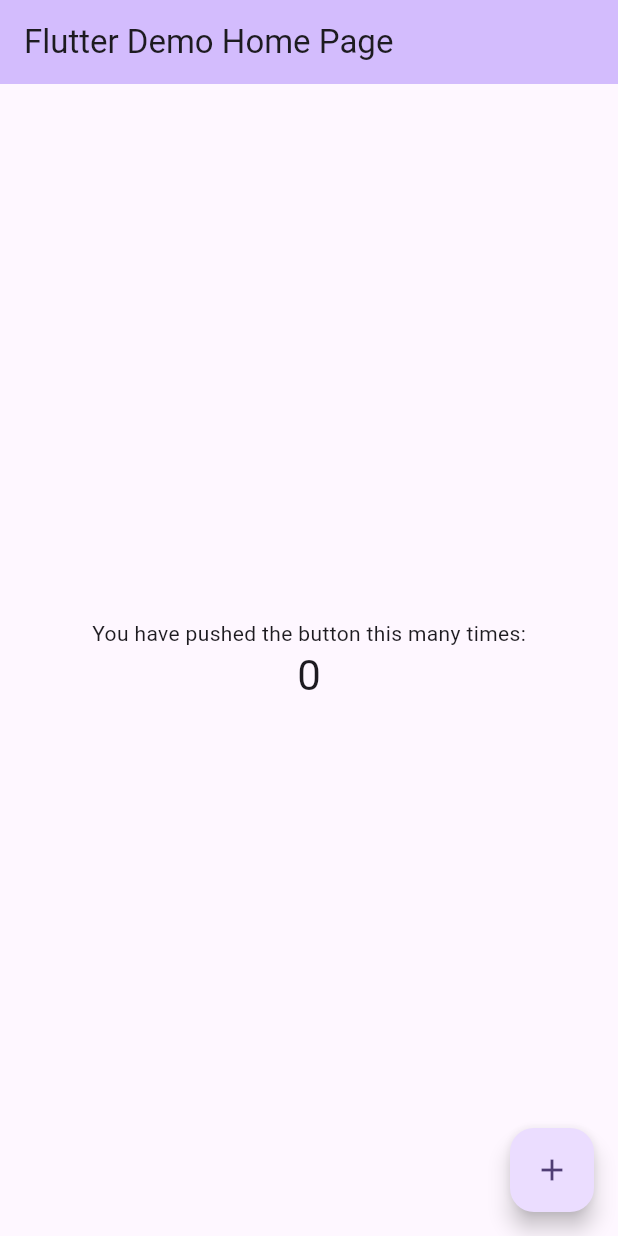
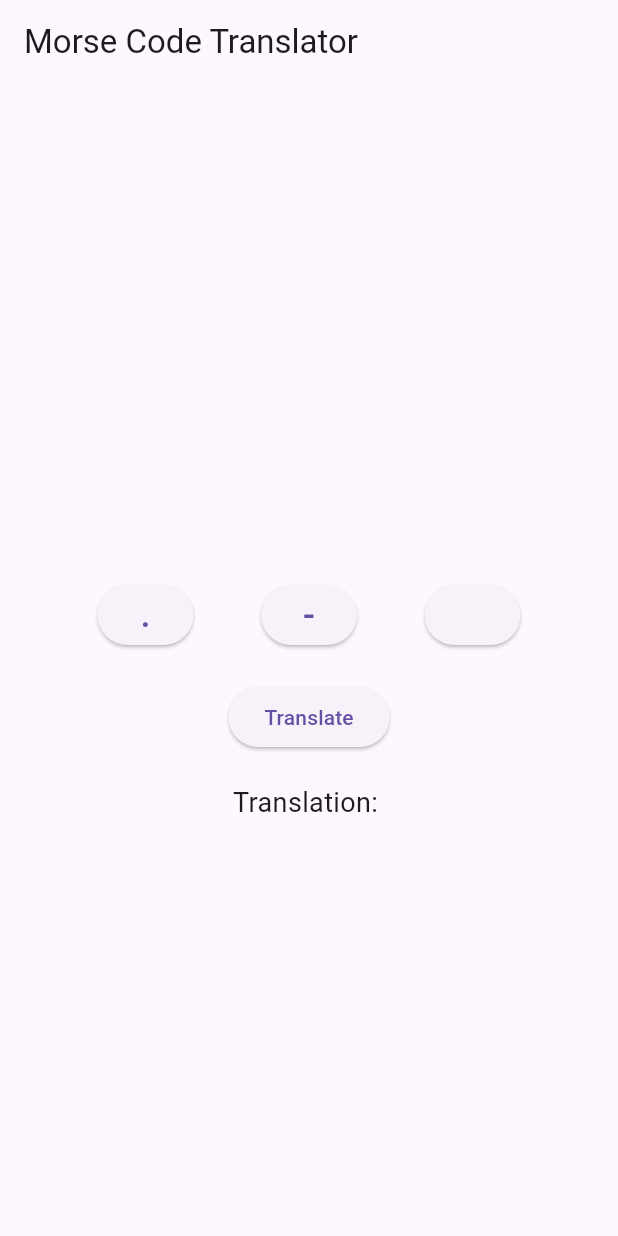
Before and after one commit to ItsJordanNL/morse-translator, a Flutter app: the screen it shows after launch, on a phone screen of 412 x 824 dp. Run offline on Flutter 3.47's test engine with Material 3 defaults, Android fonts, the phone set to English and light mode, and no system bars.

Commit message:
Build - Morse code code (ja, dat lees je goed)

```diff
--- a/lib/main.dart
+++ b/lib/main.dart
@@ -1,125 +1,186 @@
 import 'package:flutter/material.dart';
 
 void main() {
-  runApp(const MyApp());
+  runApp(MyApp());
 }
 
 class MyApp extends StatelessWidget {
-  const MyApp({super.key});
-
-  // This widget is the root of your application.
   @override
   Widget build(BuildContext context) {
     return MaterialApp(
-      title: 'Flutter Demo',
+      title: 'Morse Code Translator',
       theme: ThemeData(
-        // This is the theme of your application.
-        //
-        // TRY THIS: Try running your application with "flutter run". You'll see
-        // the application has a purple toolbar. Then, without quitting the app,
-        // try changing the seedColor in the colorScheme below to Colors.green
-        // and then invoke "hot reload" (save your changes or press the "hot
-        // reload" button in a Flutter-supported IDE, or press "r" if you used
-        // the command line to start the app).
-        //
-        // Notice that the counter didn't reset back to zero; the application
-        // state is not lost during the reload. To reset the state, use hot
-        // restart instead.
-        //
-        // This works for code too, not just values: Most code changes can be
-        // tested with just a hot reload.
-        colorScheme: ColorScheme.fromSeed(seedColor: Colors.deepPurple),
-        useMaterial3: true,
+        primarySwatch: Colors.blue,
       ),
-      home: const MyHomePage(title: 'Flutter Demo Home Page'),
+      home: MorseTranslator(),
     );
   }
 }
 
-class MyHomePage extends StatefulWidget {
-  const MyHomePage({super.key, required this.title});
-
-  // This widget is the home page of your application. It is stateful, meaning
-  // that it has a State object (defined below) that contains fields that affect
-  // how it looks.
-
-  // This class is the configuration for the state. It holds the values (in this
-  // case the title) provided by the parent (in this case the App widget) and
-  // used by the build method of the State. Fields in a Widget subclass are
-  // always marked "final".
-
-  final String title;
-
+class MorseTranslator extends StatefulWidget {
   @override
-  State<MyHomePage> createState() => _MyHomePageState();
+  _MorseTranslatorState createState() => _MorseTranslatorState();
 }
 
-class _MyHomePageState extends State<MyHomePage> {
-  int _counter = 0;
-
-  void _incrementCounter() {
-    setState(() {
-      // This call to setState tells the Flutter framework that something has
-      // changed in this State, which causes it to rerun the build method below
-      // so that the display can reflect the updated values. If we changed
-      // _counter without calling setState(), then the build method would not be
-      // called again, and so nothing would appear to happen.
-      _counter++;
-    });
-  }
+class _MorseTranslatorState extends State<MorseTranslator> {
+  String _morseCode = '';
+  String _translation = '';
 
   @override
   Widget build(BuildContext context) {
-    // This method is rerun every time setState is called, for instance as done
-    // by the _incrementCounter method above.
-    //
-    // The Flutter framework has been optimized to make rerunning build methods
-    // fast, so that you can just rebuild anything that needs updating rather
-    // than having to individually change instances of widgets.
     return Scaffold(
       appBar: AppBar(
-        // TRY THIS: Try changing the color here to a specific color (to
-        // Colors.amber, perhaps?) and trigger a hot reload to see the AppBar
-        // change color while the other colors stay the same.
-        backgroundColor: Theme.of(context).colorScheme.inversePrimary,
-        // Here we take the value from the MyHomePage object that was created by
-        // the App.build method, and use it to set our appbar title.
-        title: Text(widget.title),
+        title: Text('Morse Code Translator'),
       ),
-      body: Center(
-        // Center is a layout widget. It takes a single child and positions it
-        // in the middle of the parent.
+      body: Padding(
+        padding: EdgeInsets.all(20.0),
         child: Column(
-          // Column is also a layout widget. It takes a list of children and
-          // arranges them vertically. By default, it sizes itself to fit its
-          // children horizontally, and tries to be as tall as its parent.
-          //
-          // Column has various properties to control how it sizes itself and
-          // how it positions its children. Here we use mainAxisAlignment to
-          // center the children vertically; the main axis here is the vertical
-          // axis because Columns are vertical (the cross axis would be
-          // horizontal).
-          //
-          // TRY THIS: Invoke "debug painting" (choose the "Toggle Debug Paint"
-          // action in the IDE, or press "p" in the console), to see the
-          // wireframe for each widget.
           mainAxisAlignment: MainAxisAlignment.center,
           children: <Widget>[
-            const Text(
-              'You have pushed the button this many times:',
+            Text(
+              '$_morseCode',
+              style: TextStyle(fontSize: 24.0),
             ),
+            SizedBox(height: 20.0),
+            Row(
+              mainAxisAlignment: MainAxisAlignment.spaceEvenly,
+              children: <Widget>[
+                MorseButton(
+                  text: '.',
+                  onPressed: () {
+                    setState(() {
+                      _morseCode += '.';
+                    });
+                  },
+                ),
+                MorseButton(
+                  text: '-',
+                  onPressed: () {
+                    setState(() {
+                      _morseCode += '-';
+                    });
+                  },
+                ),
+                MorseButton(
+                  text: ' ',
+                  onPressed: () {
+                    setState(() {
+                      _morseCode += ' ';
+                    });
+                  },
+                ),
+              ],
+            ),
+            SizedBox(height: 20.0),
+            ElevatedButton(
+              onPressed: () {
+                setState(() {
+                  _translation = translateMorseToText(_morseCode);
+                });
+              },
+              child: Text('Translate'),
+            ),
+            SizedBox(height: 20.0),
             Text(
-              '$_counter',
-              style: Theme.of(context).textTheme.headlineMedium,
+              'Translation: $_translation',
+              style: TextStyle(fontSize: 18.0),
             ),
           ],
         ),
       ),
-      floatingActionButton: FloatingActionButton(
-        onPressed: _incrementCounter,
-        tooltip: 'Increment',
-        child: const Icon(Icons.add),
-      ), // This trailing comma makes auto-formatting nicer for build methods.
+    );
+  }
+
+  String translateMorseToText(String morseCode) {
+    Map<String, String> morseToText = {
+      '.-': 'A',
+      '-...': 'B',
+      '-.-.': 'C',
+      '-..': 'D',
+      '.': 'E',
+      '..-.': 'F',
+      '--.': 'G',
+      '....': 'H',
+      '..': 'I',
+      '.---': 'J',
+      '-.-': 'K',
+      '.-..': 'L',
+      '--': 'M',
+      '-.': 'N',
+      '---': 'O',
+      '.--.': 'P',
+      '--.-': 'Q',
+      '.-.': 'R',
+      '...': 'S',
+      '-': 'T',
+      '..-': 'U',
+      '...-': 'V',
+      '.--': 'W',
+      '-..-': 'X',
+      '-.--': 'Y',
+      '--..': 'Z',
+      '.----': '1',
+      '..---': '2',
+      '...--': '3',
+      '....-': '4',
+      '.....': '5',
+      '-....': '6',
+      '--...': '7',
+      '---..': '8',
+      '----.': '9',
+      '-----': '0',
+      '.-.-.-': '.',
+      '--..--': ',',
+      '..--..': '?',
+      '.----.': "'",
+      '-.-.--': '!',
+      '-..-.': '/',
+      '-.--.': '(',
+      '-.--.-': ')',
+      '.-...': '&',
+      '---...': ':',
+      '-.-.-.': ';',
+      '-...-': '=',
+      '.-.-.': '+',
+      '-....-': '-',
+      '..--.-': '_',
+      '.-..-.': '"',
+      '...-..-': '\$',
+      '.--.-.': '@',
+      '': ' ', // space
+    };
+
+    List<String> words = morseCode.split(' ');
+    String translation = '';
+    for (String word in words) {
+      if (morseToText.containsKey(word)) {
+        translation += morseToText[word]!;
+      } else {
+        translation += '???'; // handle unrecognized Morse code characters
+      }
+    }
+    return translation;
+  }
+}
+
+class MorseButton extends StatelessWidget {
+  final String text;
+  final VoidCallback onPressed;
+
+  const MorseButton({
+    required this.text,
+    required this.onPressed,
+    Key? key,
+  }) : super(key: key);
+
+  @override
+  Widget build(BuildContext context) {
+    return ElevatedButton(
+      onPressed: onPressed,
+      child: Text(
+        text,
+        style: TextStyle(fontSize: 24.0),
+      ),
     );
   }
 }
```
